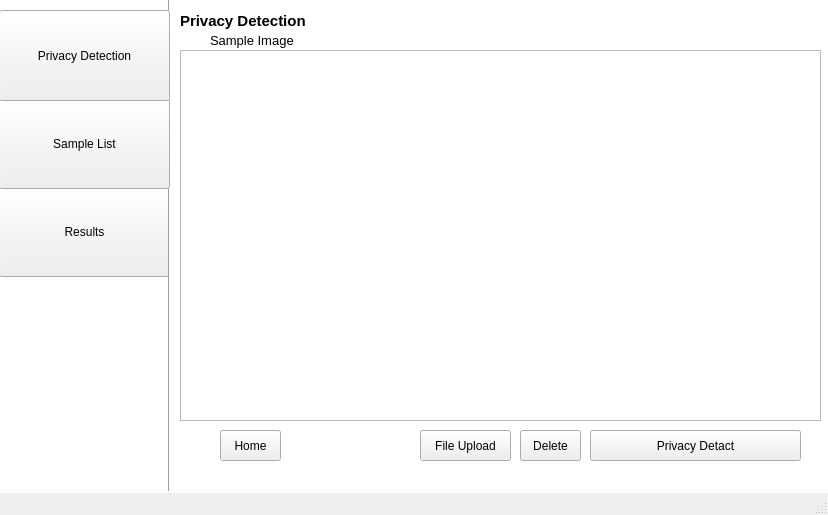
Above: app/gui/UI/ui_3.ui from CSID-DGU/2023-1-CECD3-Sugar-4 before the change. Below: the same form after it.
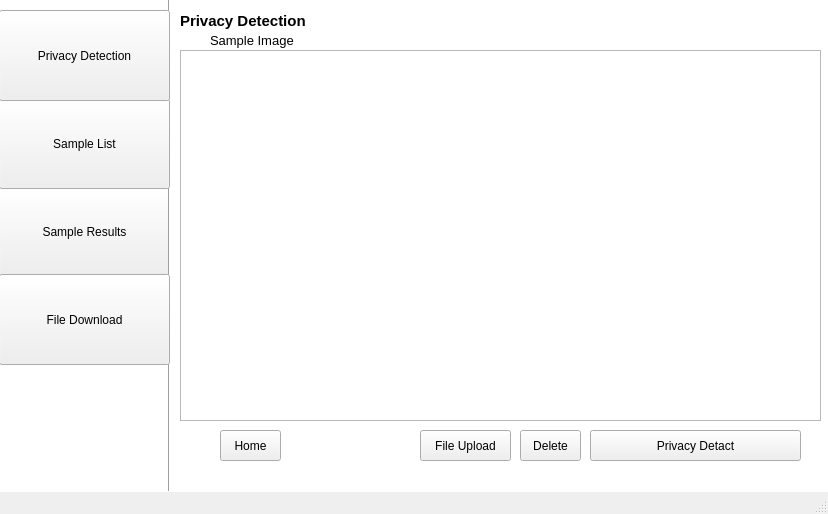
That is the form after the change.

Commit message:
ui: File Download 기능 추가
File Download & Sample Results

Diff of the .ui file:
```diff
--- a/app/gui/UI/ui_3.ui
+++ b/app/gui/UI/ui_3.ui
@@ -7,7 +7,7 @@
     <x>0</x>
     <y>0</y>
     <width>828</width>
-    <height>515</height>
+    <height>514</height>
    </rect>
   </property>
   <property name="windowTitle">
@@ -46,7 +46,7 @@
      </rect>
     </property>
     <property name="text">
-     <string>Results</string>
+     <string>Sample Results</string>
     </property>
    </widget>
    <widget class="Line" name="line">
@@ -191,6 +191,19 @@
      <string>File Upload</string>
     </property>
    </widget>
+   <widget class="QPushButton" name="pushButton_7">
+    <property name="geometry">
+     <rect>
+      <x>-1</x>
+      <y>274</y>
+      <width>171</width>
+      <height>91</height>
+     </rect>
+    </property>
+    <property name="text">
+     <string>File Download</string>
+    </property>
+   </widget>
   </widget>
   <widget class="QMenuBar" name="menubar">
    <property name="geometry">
```
The commit also changes 12 other files.
